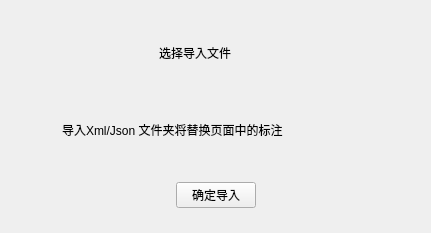
This is module/importdialog.ui in chenwuwen/ImageLabelSpirit as Qt 5 draws it before an edit. The edited form follows.
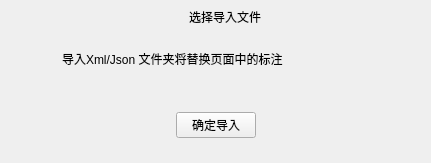
This is the edited form.

Diff of the .ui file:
```diff
--- a/module/importdialog.ui
+++ b/module/importdialog.ui
@@ -7,13 +7,13 @@
     <x>0</x>
     <y>0</y>
     <width>431</width>
-    <height>233</height>
+    <height>163</height>
    </rect>
   </property>
   <property name="windowTitle">
    <string>Form</string>
   </property>
-  <layout class="QGridLayout" name="gridLayout" rowstretch="2,0,0,0" rowminimumheight="2,2,2,4">
+  <layout class="QGridLayout" name="gridLayout" rowstretch="2,1,1,4" rowminimumheight="0,0,0,0">
    <property name="leftMargin">
     <number>0</number>
    </property>
@@ -119,7 +119,7 @@
     </layout>
    </item>
    <item row="0" column="0">
-    <layout class="QHBoxLayout" name="horizontalLayout" stretch="3,2,2,1">
+    <layout class="QHBoxLayout" name="horizontalLayout" stretch="4,2,2,1">
      <property name="bottomMargin">
       <number>9</number>
      </property>
```
